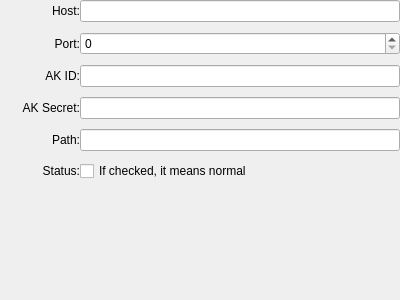
Old version of the form addon/COS/COSFormGeneral.ui in the repository fengzhu2007/anycode.
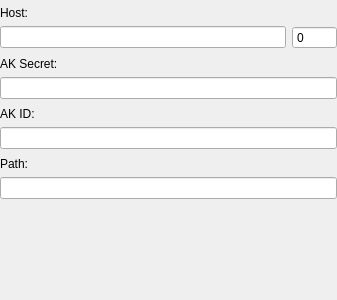
New version of the form.

```diff
--- a/addon/COS/COSFormGeneral.ui
+++ b/addon/COS/COSFormGeneral.ui
@@ -6,22 +6,28 @@
    <rect>
     <x>0</x>
     <y>0</y>
-    <width>400</width>
+    <width>337</width>
     <height>300</height>
    </rect>
   </property>
+  <property name="sizePolicy">
+   <sizepolicy hsizetype="Preferred" vsizetype="Preferred">
+    <horstretch>0</horstretch>
+    <verstretch>0</verstretch>
+   </sizepolicy>
+  </property>
   <property name="windowTitle">
    <string>Form</string>
   </property>
   <layout class="QVBoxLayout" name="verticalLayout">
    <property name="spacing">
-    <number>0</number>
+    <number>6</number>
    </property>
    <property name="leftMargin">
     <number>0</number>
    </property>
    <property name="topMargin">
-    <number>0</number>
+    <number>6</number>
    </property>
    <property name="rightMargin">
     <number>0</number>
@@ -30,155 +36,180 @@
     <number>0</number>
    </property>
    <item>
-    <layout class="QFormLayout" name="formLayout">
-     <property name="labelAlignment">
-      <set>Qt::AlignRight|Qt::AlignTrailing|Qt::AlignVCenter</set>
+    <widget class="QLabel" name="label">
+     <property name="minimumSize">
+      <size>
+       <width>80</width>
+       <height>0</height>
+      </size>
      </property>
-     <property name="verticalSpacing">
-      <number>10</number>
+     <property name="baseSize">
+      <size>
+       <width>0</width>
+       <height>0</height>
+      </size>
      </property>
-     <item row="0" column="0">
-      <widget class="QLabel" name="label">
-       <property name="minimumSize">
-        <size>
-         <width>80</width>
-         <height>0</height>
-        </size>
-       </property>
-       <property name="baseSize">
-        <size>
-         <width>0</width>
-         <height>0</height>
-        </size>
-       </property>
-       <property name="text">
-        <string>Host:</string>
-       </property>
-       <property name="alignment">
-        <set>Qt::AlignRight|Qt::AlignTrailing|Qt::AlignVCenter</set>
-       </property>
-      </widget>
+     <property name="text">
+      <string>Host:</string>
+     </property>
+     <property name="alignment">
+      <set>Qt::AlignLeading|Qt::AlignLeft|Qt::AlignVCenter</set>
+     </property>
+    </widget>
+   </item>
+   <item>
+    <layout class="QHBoxLayout" name="horizontalLayout">
+     <item>
+      <widget class="QLineEdit" name="hostLineEdit"/>
      </item>
-     <item row="1" column="0">
-      <widget class="QLabel" name="label_2">
-       <property name="minimumSize">
-        <size>
-         <width>80</width>
-         <height>0</height>
-        </size>
-       </property>
-       <property name="text">
-        <string>Port:</string>
-       </property>
-       <property name="alignment">
-        <set>Qt::AlignRight|Qt::AlignTrailing|Qt::AlignVCenter</set>
-       </property>
-      </widget>
-     </item>
-     <item row="2" column="0">
-      <widget class="QLabel" name="label_3">
-       <property name="minimumSize">
-        <size>
-         <width>80</width>
-         <height>0</height>
-        </size>
-       </property>
-       <property name="toolTip">
-        <string>AccessKey ID</string>
-       </property>
-       <property name="text">
-        <string>AK ID:</string>
-       </property>
-       <property name="alignment">
-        <set>Qt::AlignRight|Qt::AlignTrailing|Qt::AlignVCenter</set>
-       </property>
-      </widget>
-     </item>
-     <item row="3" column="0">
-      <widget class="QLabel" name="label_4">
+     <item>
+      <widget class="QSpinBox" name="portSpinBox">
        <property name="sizePolicy">
-        <sizepolicy hsizetype="Preferred" vsizetype="Preferred">
+        <sizepolicy hsizetype="Fixed" vsizetype="Fixed">
          <horstretch>0</horstretch>
          <verstretch>0</verstretch>
         </sizepolicy>
        </property>
-       <property name="minimumSize">
+       <property name="maximumSize">
         <size>
          <width>80</width>
-         <height>0</height>
+         <height>16777215</height>
         </size>
        </property>
-       <property name="toolTip">
-        <string>AccessKey Secret</string>
+       <property name="buttonSymbols">
+        <enum>QAbstractSpinBox::NoButtons</enum>
        </property>
-       <property name="text">
-        <string>AK Secret:</string>
-       </property>
-       <property name="alignment">
-        <set>Qt::AlignRight|Qt::AlignTrailing|Qt::AlignVCenter</set>
-       </property>
-      </widget>
-     </item>
-     <item row="4" column="0">
-      <widget class="QLabel" name="label_5">
-       <property name="minimumSize">
-        <size>
-         <width>80</width>
-         <height>0</height>
-        </size>
-       </property>
-       <property name="text">
-        <string>Path:</string>
-       </property>
-       <property name="alignment">
-        <set>Qt::AlignRight|Qt::AlignTrailing|Qt::AlignVCenter</set>
-       </property>
-      </widget>
-     </item>
-     <item row="5" column="0">
-      <widget class="QLabel" name="label_6">
-       <property name="minimumSize">
-        <size>
-         <width>80</width>
-         <height>0</height>
-        </size>
-       </property>
-       <property name="text">
-        <string>Status:</string>
-       </property>
-       <property name="alignment">
-        <set>Qt::AlignRight|Qt::AlignTrailing|Qt::AlignVCenter</set>
-       </property>
-      </widget>
-     </item>
-     <item row="0" column="1">
-      <widget class="QLineEdit" name="hostLineEdit"/>
-     </item>
-     <item row="1" column="1">
-      <widget class="QSpinBox" name="portSpinBox">
        <property name="maximum">
         <number>65535</number>
        </property>
       </widget>
      </item>
-     <item row="2" column="1">
-      <widget class="QLineEdit" name="usernameLineEdit"/>
-     </item>
-     <item row="3" column="1">
-      <widget class="QLineEdit" name="passwordLineEdit"/>
-     </item>
-     <item row="4" column="1">
-      <widget class="QLineEdit" name="pathLineEdit"/>
-     </item>
-     <item row="5" column="1">
-      <widget class="QCheckBox" name="statusCheckBox">
-       <property name="text">
-        <string>If checked, it means normal</string>
-       </property>
-      </widget>
-     </item>
     </layout>
    </item>
+   <item>
+    <spacer name="verticalSpacer_2">
+     <property name="orientation">
+      <enum>Qt::Vertical</enum>
+     </property>
+     <property name="sizeType">
+      <enum>QSizePolicy::Fixed</enum>
+     </property>
+     <property name="sizeHint" stdset="0">
+      <size>
+       <width>20</width>
+       <height>2</height>
+      </size>
+     </property>
+    </spacer>
+   </item>
+   <item>
+    <widget class="QLabel" name="label_4">
+     <property name="sizePolicy">
+      <sizepolicy hsizetype="Preferred" vsizetype="Preferred">
+       <horstretch>0</horstretch>
+       <verstretch>0</verstretch>
+      </sizepolicy>
+     </property>
+     <property name="minimumSize">
+      <size>
+       <width>80</width>
+       <height>0</height>
+      </size>
+     </property>
+     <property name="toolTip">
+      <string>AccessKey Secret</string>
+     </property>
+     <property name="text">
+      <string>AK Secret:</string>
+     </property>
+     <property name="alignment">
+      <set>Qt::AlignLeading|Qt::AlignLeft|Qt::AlignVCenter</set>
+     </property>
+    </widget>
+   </item>
+   <item>
+    <widget class="QLineEdit" name="usernameLineEdit">
+     <property name="sizePolicy">
+      <sizepolicy hsizetype="Expanding" vsizetype="Fixed">
+       <horstretch>0</horstretch>
+       <verstretch>0</verstretch>
+      </sizepolicy>
+     </property>
+    </widget>
+   </item>
+   <item>
+    <spacer name="verticalSpacer_3">
+     <property name="orientation">
+      <enum>Qt::Vertical</enum>
+     </property>
+     <property name="sizeType">
+      <enum>QSizePolicy::Fixed</enum>
+     </property>
+     <property name="sizeHint" stdset="0">
+      <size>
+       <width>20</width>
+       <height>2</height>
+      </size>
+     </property>
+    </spacer>
+   </item>
+   <item>
+    <widget class="QLabel" name="label_3">
+     <property name="minimumSize">
+      <size>
+       <width>80</width>
+       <height>0</height>
+      </size>
+     </property>
+     <property name="toolTip">
+      <string>AccessKey ID</string>
+     </property>
+     <property name="text">
+      <string>AK ID:</string>
+     </property>
+     <property name="alignment">
+      <set>Qt::AlignLeading|Qt::AlignLeft|Qt::AlignVCenter</set>
+     </property>
+    </widget>
+   </item>
+   <item>
+    <widget class="QLineEdit" name="passwordLineEdit"/>
+   </item>
+   <item>
+    <spacer name="verticalSpacer_4">
+     <property name="orientation">
+      <enum>Qt::Vertical</enum>
+     </property>
+     <property name="sizeType">
+      <enum>QSizePolicy::Fixed</enum>
+     </property>
+     <property name="sizeHint" stdset="0">
+      <size>
+       <width>20</width>
+       <height>2</height>
+      </size>
+     </property>
+    </spacer>
+   </item>
+   <item>
+    <widget class="QLabel" name="label_5">
+     <property name="minimumSize">
+      <size>
+       <width>80</width>
+       <height>0</height>
+      </size>
+     </property>
+     <property name="text">
+      <string>Path:</string>
+     </property>
+     <property name="alignment">
+      <set>Qt::AlignLeading|Qt::AlignLeft|Qt::AlignVCenter</set>
+     </property>
+    </widget>
+   </item>
+   <item>
+    <widget class="QLineEdit" name="pathLineEdit"/>
+   </item>
    <item>
     <spacer name="verticalSpacer">
      <property name="orientation">
```
Left out of the diff: 2 changed lines with no effect on the pictures.
